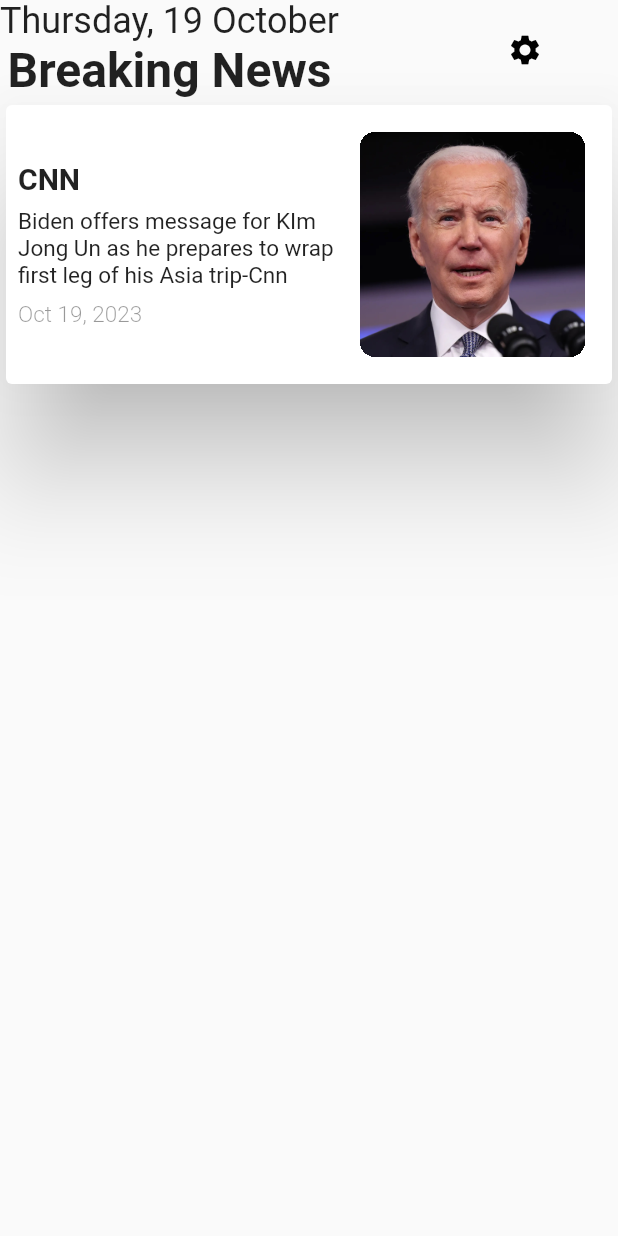
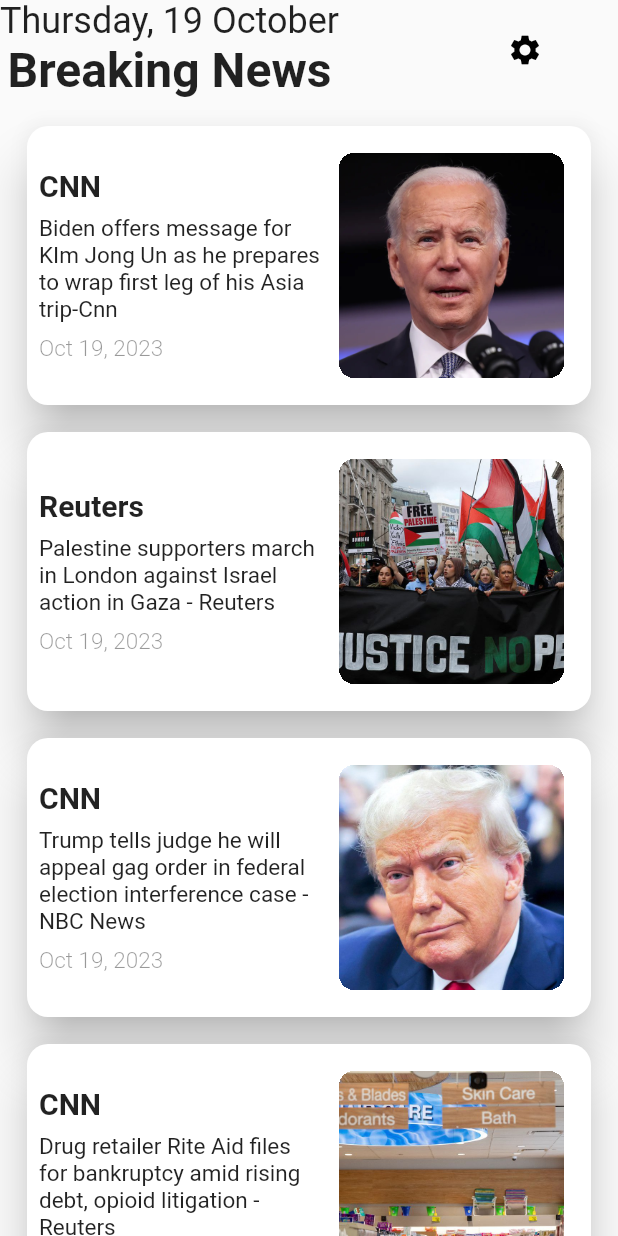
Before and after one commit to d0niy0r/news, a Flutter app: the screen it shows after launch, on a phone screen of 412 x 824 dp. Run offline on Flutter 3.47's test engine with Material 2 defaults, Android fonts, the phone set to English and light mode, and no system bars.

Commit message:
added ListView.separated and many solved fixed

```diff
--- a/lib/main.dart
+++ b/lib/main.dart
@@ -12,6 +12,7 @@ class MyApp extends StatelessWidget {
   @override
   Widget build(BuildContext context) {
     return MaterialApp(
+      debugShowCheckedModeBanner: false,
       title: 'Flutter Demo',
       theme: ThemeData(
         primarySwatch: Colors.blue,
--- /dev/null
+++ b/lib/models/Repository.dart
@@ -0,0 +1,19 @@
+class Repository {
+  String title;
+  String imageUrl;
+  String subtitle;
+
+  Repository(this.title, this.imageUrl, this.subtitle);
+
+  static List<Repository> list = [
+    Repository("CNN", "assets/image/1.jpg",
+        "Biden offers message for KIm Jong Un as he prepares to wrap first leg of his Asia trip-Cnn"),
+    Repository("Reuters", "assets/image/2.jpg",
+        "Palestine supporters march in London against Israel action in Gaza - Reuters"),
+    Repository("CNN", "assets/image/3.jpg",
+        "Trump tells judge he will appeal gag order in federal election interference case - NBC News"),
+    Repository("CNN", "assets/image/4.jpg",
+        "Drug retailer Rite Aid files for bankruptcy amid rising debt, opioid litigation - Reuters"),
+    Repository("CNN", "assets/image/1.jpg", ""),
+  ];
+}
--- a/lib/widgets/home_page.dart
+++ b/lib/widgets/home_page.dart
@@ -1,18 +1,27 @@
 import 'package:flutter/material.dart';
 import 'package:intl/intl.dart';
-import 'package:new_1/widgets/news_page.dart';
+import 'package:new_1/models/Repository.dart';
 
 class HomePage extends StatelessWidget {
   final now = DateTime.now();
+  final list1 = Repository.list;
+
+  // static List<Repository> list = [
+  //   Repository("CNN", "assets/image/1.jpg",
+  //       "Biden offers message for KIm Jong Un as he prepares to wrap first leg of his Asia trip-Cnn"),
+  //   Repository("Reuters", "assets/image/2.jpg",
+  //       "Palestine supporters march in London against Israel action in Gaza - Reuters"),
+  //   Repository("CNN", "assets/image/3.jpg",
+  //       "Trump tells judge he will appeal gag order in federal election interference case - NBC News"),
+  //   Repository("CNN", "assets/image/4.jpg",
+  //       "Drug retailer Rite Aid files for bankruptcy amid rising debt, opioid litigation - Reuters"),
+  //   Repository("CNN", "assets/image/1.jpg", ""),
+  // ];
 
   @override
   Widget build(BuildContext context) {
     return Scaffold(
-      body: InkWell(
-        onTap: () {
-          Navigator.of(context).push(MaterialPageRoute(builder: (context) => NewsPage()));
-        },
-        child: SafeArea(
+      body: SafeArea(
         child: Column(
           children: [
             Row(
@@ -35,26 +44,48 @@ class HomePage extends StatelessWidget {
                     ),
                   ],
                 ),
-                  SizedBox(width: 100),
+                const SizedBox(width: 100),
                 IconButton(
                   icon: Icon(
                     Icons.settings,
                     color: Colors.black,
                   ),
-                    onPressed: () {
-                      // Navigator.of(context).push(
-                      //     MaterialPageRoute(builder: (context) => NewsPage()));
-                    },
+                  onPressed: () {},
                 )
               ],
             ),
             Expanded(
-                child: ListView(
-                  children: [
-                    Card(
-                      elevation: 32,
+              child: ListView.separated(
+                padding: EdgeInsets.only(
+                  top: 14,
+                  left: 14,
+                  right: 14,
+                ),
+                itemCount: list1.length,
+                itemBuilder: (BuildContext context, int index) {
+                  return News(list1[index]);
+                },
+                separatorBuilder: (BuildContext context, int index) {
+                  return SizedBox(
+                    height: 10,
+                  );
+                },
+              ),
+            )
+          ],
+        ),
+      ),
+    );
+  }
+
+  Widget News(Repository repository) {
+    return Card(
+      shape: RoundedRectangleBorder(
+        borderRadius: BorderRadius.circular(14),
+      ),
+      elevation: 14,
       child: Padding(
-                        padding: const EdgeInsets.all(8.0),
+        padding: EdgeInsets.all(8.0),
         child: Row(
           children: [
             Expanded(
@@ -62,15 +93,15 @@ class HomePage extends StatelessWidget {
                 crossAxisAlignment: CrossAxisAlignment.start,
                 children: [
                   Text(
-                                    "CNN",
+                    repository.title,
                     style: const TextStyle(
                       fontSize: 20,
                       fontWeight: FontWeight.bold,
                     ),
                   ),
-                                  SizedBox(height: 8),
+                  const SizedBox(height: 8),
                   Text(
-                                    "Biden offers message for KIm Jong Un as he prepares to wrap first leg of his Asia trip-Cnn",
+                    repository.subtitle,
                     style: const TextStyle(
                       fontSize: 15,
                       fontWeight: FontWeight.normal,
@@ -78,8 +109,7 @@ class HomePage extends StatelessWidget {
                   ),
                   SizedBox(height: 8),
                   Text(
-                                    DateFormat("MMM d, y")
-                                        .format(DateTime.now()),
+                    DateFormat("MMM d, y").format(DateTime.now()),
                     style: TextStyle(
                       fontSize: 15,
                       fontWeight: FontWeight.w300,
@@ -98,21 +128,13 @@ class HomePage extends StatelessWidget {
                 borderRadius: BorderRadius.circular(10),
               ),
               child: Image.asset(
-                                "assets/image/1.jpg",
+                repository.imageUrl,
                 fit: BoxFit.cover,
               ),
             ),
           ],
         ),
       ),
-                    ),
-                  ],
-                ),
-              )
-            ],
-          ),
-        ),
-      ),
     );
   }
 }
--- a/lib/widgets/news_page.dart
+++ b/lib/widgets/news_page.dart
@@ -29,6 +29,11 @@ class NewsPage extends StatelessWidget {
                 ],
               ),
             ),
+            Container(
+              margin: EdgeInsets.all(12),
+              child: Column(
+                crossAxisAlignment: CrossAxisAlignment.stretch,
+                children: [
                   Text(
                     "CNN",
                     style: const TextStyle(
@@ -54,6 +59,9 @@ class NewsPage extends StatelessWidget {
                 ],
               ),
             ),
+          ],
+        ),
+      ),
     );
   }
 }
```
Also changed, not shown: assets/image/2.jpg (added), assets/image/3.jpg (added), assets/image/4.jpg (added). Lines whose indentation alone changed are shown as unchanged.
